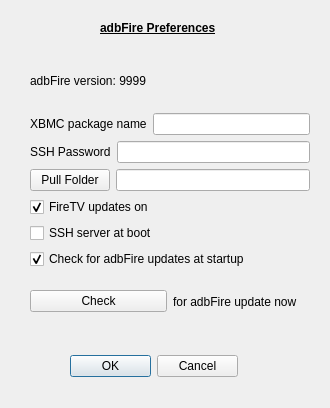
The window that preferencesdialog.ui (kbrack1/adbFire) describes before a commit, drawn with Qt 5.
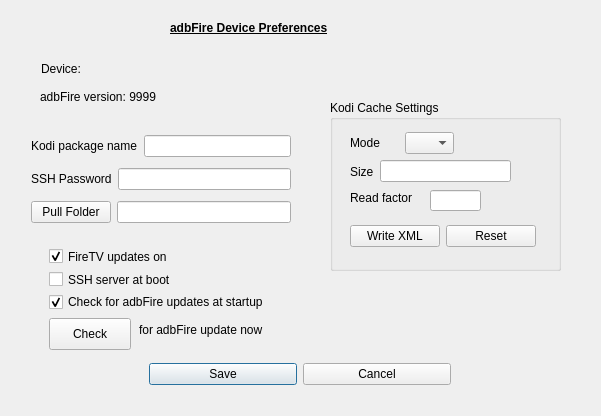
The same window after the commit.

Patch:
```diff
--- a/preferencesdialog.ui
+++ b/preferencesdialog.ui
@@ -6,32 +6,35 @@
    <rect>
     <x>0</x>
     <y>0</y>
-    <width>330</width>
-    <height>408</height>
+    <width>601</width>
+    <height>416</height>
    </rect>
   </property>
   <property name="windowTitle">
    <string>Preferences</string>
   </property>
+  <property name="layoutDirection">
+   <enum>Qt::LeftToRight</enum>
+  </property>
   <widget class="QLabel" name="label_2">
    <property name="geometry">
     <rect>
-     <x>100</x>
+     <x>170</x>
      <y>20</y>
-     <width>191</width>
+     <width>211</width>
      <height>16</height>
     </rect>
    </property>
    <property name="text">
-    <string>&lt;b&gt;&lt;u&gt;adbFire Preferences&lt;/b&gt;&lt;/u&gt;</string>
+    <string>&lt;html&gt;&lt;head/&gt;&lt;body&gt;&lt;p&gt;&lt;span style=&quot; font-weight:600; text-decoration: underline;&quot;&gt;adbFire Device Preferences&lt;/span&gt;&lt;/p&gt;&lt;/body&gt;&lt;/html&gt;</string>
    </property>
   </widget>
   <widget class="QWidget" name="layoutWidget">
    <property name="geometry">
     <rect>
-     <x>70</x>
-     <y>350</y>
-     <width>168</width>
+     <x>149</x>
+     <y>358</y>
+     <width>302</width>
      <height>32</height>
     </rect>
    </property>
@@ -39,7 +42,7 @@
     <item>
      <widget class="QPushButton" name="pushButton">
       <property name="text">
-       <string>OK</string>
+       <string>Save</string>
       </property>
      </widget>
     </item>
@@ -52,29 +55,288 @@
     </item>
    </layout>
   </widget>
+  <widget class="QGroupBox" name="groupBox">
+   <property name="geometry">
+    <rect>
+     <x>330</x>
+     <y>100</y>
+     <width>231</width>
+     <height>171</height>
+    </rect>
+   </property>
+   <property name="title">
+    <string>Kodi Cache Settings</string>
+   </property>
+   <widget class="QWidget" name="layoutWidget">
+    <property name="geometry">
+     <rect>
+      <x>20</x>
+      <y>30</y>
+      <width>104</width>
+      <height>26</height>
+     </rect>
+    </property>
+    <layout class="QHBoxLayout" name="horizontalLayout_5">
+     <item>
+      <widget class="QLabel" name="label_6">
+       <property name="text">
+        <string>Mode</string>
+       </property>
+      </widget>
+     </item>
+     <item>
+      <widget class="QComboBox" name="buffermode">
+       <property name="toolTip">
+        <string>&lt;html&gt;&lt;head/&gt;&lt;body&gt;&lt;p&gt;Kodi cache mode&lt;/p&gt;&lt;/body&gt;&lt;/html&gt;</string>
+       </property>
+       <property name="currentText">
+        <string/>
+       </property>
+       <item>
+        <property name="text">
+         <string/>
+        </property>
+       </item>
+       <item>
+        <property name="text">
+         <string>0</string>
+        </property>
+       </item>
+       <item>
+        <property name="text">
+         <string>1</string>
+        </property>
+       </item>
+       <item>
+        <property name="text">
+         <string>2</string>
+        </property>
+       </item>
+       <item>
+        <property name="text">
+         <string>3</string>
+        </property>
+       </item>
+      </widget>
+     </item>
+    </layout>
+   </widget>
+   <widget class="QWidget" name="layoutWidget">
+    <property name="geometry">
+     <rect>
+      <x>20</x>
+      <y>60</y>
+      <width>161</width>
+      <height>23</height>
+     </rect>
+    </property>
+    <layout class="QHBoxLayout" name="horizontalLayout_6">
+     <item>
+      <widget class="QLabel" name="label_7">
+       <property name="text">
+        <string>Size</string>
+       </property>
+      </widget>
+     </item>
+     <item>
+      <widget class="QLineEdit" name="buffersize">
+       <property name="toolTip">
+        <string>&lt;html&gt;&lt;head/&gt;&lt;body&gt;&lt;p&gt;Kodi cache size in bytes&lt;/p&gt;&lt;/body&gt;&lt;/html&gt;</string>
+       </property>
+       <property name="inputMethodHints">
+        <set>Qt::ImhNone</set>
+       </property>
+       <property name="inputMask">
+        <string>999999999</string>
+       </property>
+      </widget>
+     </item>
+    </layout>
+   </widget>
+   <widget class="QLabel" name="label_5">
+    <property name="geometry">
+     <rect>
+      <x>20</x>
+      <y>90</y>
+      <width>72</width>
+      <height>16</height>
+     </rect>
+    </property>
+    <property name="text">
+     <string>Read factor</string>
+    </property>
+   </widget>
+   <widget class="QLineEdit" name="bufferfactor">
+    <property name="geometry">
+     <rect>
+      <x>100</x>
+      <y>90</y>
+      <width>51</width>
+      <height>21</height>
+     </rect>
+    </property>
+    <property name="maximumSize">
+     <size>
+      <width>299</width>
+      <height>16777215</height>
+     </size>
+    </property>
+    <property name="inputMask">
+     <string>9999</string>
+    </property>
+    <property name="text">
+     <string/>
+    </property>
+   </widget>
+   <widget class="QWidget" name="layoutWidget">
+    <property name="geometry">
+     <rect>
+      <x>20</x>
+      <y>120</y>
+      <width>186</width>
+      <height>32</height>
+     </rect>
+    </property>
+    <layout class="QHBoxLayout" name="horizontalLayout_7">
+     <item>
+      <widget class="QPushButton" name="writexml">
+       <property name="toolTip">
+        <string>&lt;html&gt;&lt;head/&gt;&lt;body&gt;&lt;p&gt;Create advancedsettings.xml file&lt;/p&gt;&lt;/body&gt;&lt;/html&gt;</string>
+       </property>
+       <property name="text">
+        <string>Write XML</string>
+       </property>
+      </widget>
+     </item>
+     <item>
+      <widget class="QPushButton" name="resetxml">
+       <property name="text">
+        <string>Reset</string>
+       </property>
+      </widget>
+     </item>
+    </layout>
+   </widget>
+  </widget>
+  <widget class="QLabel" name="daddr">
+   <property name="geometry">
+    <rect>
+     <x>41</x>
+     <y>61</y>
+     <width>181</width>
+     <height>16</height>
+    </rect>
+   </property>
+   <property name="text">
+    <string>Device:</string>
+   </property>
+  </widget>
+  <widget class="QLabel" name="versionLabel">
+   <property name="geometry">
+    <rect>
+     <x>40</x>
+     <y>89</y>
+     <width>133</width>
+     <height>16</height>
+    </rect>
+   </property>
+   <property name="text">
+    <string>adbFire version: 9999</string>
+   </property>
+  </widget>
+  <widget class="QLabel" name="label_3">
+   <property name="geometry">
+    <rect>
+     <x>139</x>
+     <y>322</y>
+     <width>144</width>
+     <height>16</height>
+    </rect>
+   </property>
+   <property name="text">
+    <string>for adbFire update now</string>
+   </property>
+  </widget>
+  <widget class="QPushButton" name="getUpdate">
+   <property name="geometry">
+    <rect>
+     <x>49</x>
+     <y>318</y>
+     <width>82</width>
+     <height>32</height>
+    </rect>
+   </property>
+   <property name="text">
+    <string>Check</string>
+   </property>
+  </widget>
   <widget class="QWidget" name="layoutWidget">
    <property name="geometry">
     <rect>
-     <x>30</x>
-     <y>54</y>
-     <width>280</width>
-     <height>274</height>
+     <x>49</x>
+     <y>248</y>
+     <width>252</width>
+     <height>62</height>
+    </rect>
+   </property>
+   <layout class="QVBoxLayout" name="verticalLayout_2">
+    <item>
+     <widget class="QCheckBox" name="ftvupdatesBox">
+      <property name="toolTip">
+       <string>&lt;html&gt;&lt;head/&gt;&lt;body&gt;&lt;p&gt;This&lt;span style=&quot; color:#c0c0c0;&quot;/&gt;disables/enables&lt;span style=&quot; color:#c0c0c0;&quot;/&gt;com.amazon.dcp&lt;/p&gt;&lt;/body&gt;&lt;/html&gt;</string>
+      </property>
+      <property name="text">
+       <string>FireTV updates on</string>
+      </property>
+      <property name="checked">
+       <bool>true</bool>
+      </property>
+     </widget>
+    </item>
+    <item>
+     <widget class="QCheckBox" name="sshbox">
+      <property name="toolTip">
+       <string>&lt;html&gt;&lt;head/&gt;&lt;body&gt;&lt;p&gt;This&lt;span style=&quot; color:#c0c0c0;&quot;/&gt;disables/enables&lt;span style=&quot; color:#c0c0c0;&quot;/&gt;com.amazon.dcp&lt;/p&gt;&lt;/body&gt;&lt;/html&gt;</string>
+      </property>
+      <property name="text">
+       <string>SSH server at boot</string>
+      </property>
+      <property name="checked">
+       <bool>false</bool>
+      </property>
+     </widget>
+    </item>
+    <item>
+     <widget class="QCheckBox" name="versioncheck">
+      <property name="toolTip">
+       <string>&lt;html&gt;&lt;head/&gt;&lt;body&gt;&lt;p&gt;This&lt;span style=&quot; color:#c0c0c0;&quot;/&gt;disables/enables&lt;span style=&quot; color:#c0c0c0;&quot;/&gt;com.amazon.dcp&lt;/p&gt;&lt;/body&gt;&lt;/html&gt;</string>
+      </property>
+      <property name="text">
+       <string>Check for adbFire updates at startup</string>
+      </property>
+      <property name="checked">
+       <bool>true</bool>
+      </property>
+     </widget>
+    </item>
+   </layout>
+  </widget>
+  <widget class="QWidget" name="">
+   <property name="geometry">
+    <rect>
+     <x>31</x>
+     <y>130</y>
+     <width>260</width>
+     <height>101</height>
     </rect>
    </property>
    <layout class="QVBoxLayout" name="verticalLayout">
-    <item>
-     <widget class="QLabel" name="versionLabel">
-      <property name="text">
-       <string>adbFire version: 9999</string>
-      </property>
-     </widget>
-    </item>
     <item>
      <layout class="QHBoxLayout" name="horizontalLayout_2">
       <item>
        <widget class="QLabel" name="label">
         <property name="text">
-         <string>XBMC package name</string>
+         <string>Kodi package name</string>
         </property>
        </widget>
       </item>
@@ -126,63 +388,6 @@
       </item>
      </layout>
     </item>
-    <item>
-     <widget class="QCheckBox" name="ftvupdatesBox">
-      <property name="toolTip">
-       <string>&lt;html&gt;&lt;head/&gt;&lt;body&gt;&lt;p&gt;This&lt;span style=&quot; color:#c0c0c0;&quot;/&gt;disables/enables&lt;span style=&quot; color:#c0c0c0;&quot;/&gt;com.amazon.dcp&lt;/p&gt;&lt;/body&gt;&lt;/html&gt;</string>
-      </property>
-      <property name="text">
-       <string>FireTV updates on</string>
-      </property>
-      <property name="checked">
-       <bool>true</bool>
-      </property>
-     </widget>
-    </item>
-    <item>
-     <widget class="QCheckBox" name="sshbox">
-      <property name="toolTip">
-       <string>&lt;html&gt;&lt;head/&gt;&lt;body&gt;&lt;p&gt;This&lt;span style=&quot; color:#c0c0c0;&quot;/&gt;disables/enables&lt;span style=&quot; color:#c0c0c0;&quot;/&gt;com.amazon.dcp&lt;/p&gt;&lt;/body&gt;&lt;/html&gt;</string>
-      </property>
-      <property name="text">
-       <string>SSH server at boot</string>
-      </property>
-      <property name="checked">
-       <bool>false</bool>
-      </property>
-     </widget>
-    </item>
-    <item>
-     <widget class="QCheckBox" name="versioncheck">
-      <property name="toolTip">
-       <string>&lt;html&gt;&lt;head/&gt;&lt;body&gt;&lt;p&gt;This&lt;span style=&quot; color:#c0c0c0;&quot;/&gt;disables/enables&lt;span style=&quot; color:#c0c0c0;&quot;/&gt;com.amazon.dcp&lt;/p&gt;&lt;/body&gt;&lt;/html&gt;</string>
-      </property>
-      <property name="text">
-       <string>Check for adbFire updates at startup</string>
-      </property>
-      <property name="checked">
-       <bool>true</bool>
-      </property>
-     </widget>
-    </item>
-    <item>
-     <layout class="QHBoxLayout" name="horizontalLayout_5">
-      <item>
-       <widget class="QPushButton" name="getUpdate">
-        <property name="text">
-         <string>Check</string>
-        </property>
-       </widget>
-      </item>
-      <item>
-       <widget class="QLabel" name="label_3">
-        <property name="text">
-         <string>for adbFire update now</string>
-        </property>
-       </widget>
-      </item>
-     </layout>
-    </item>
    </layout>
   </widget>
  </widget>
```
Left out of the diff: 37 changed lines with no effect on the pictures.
